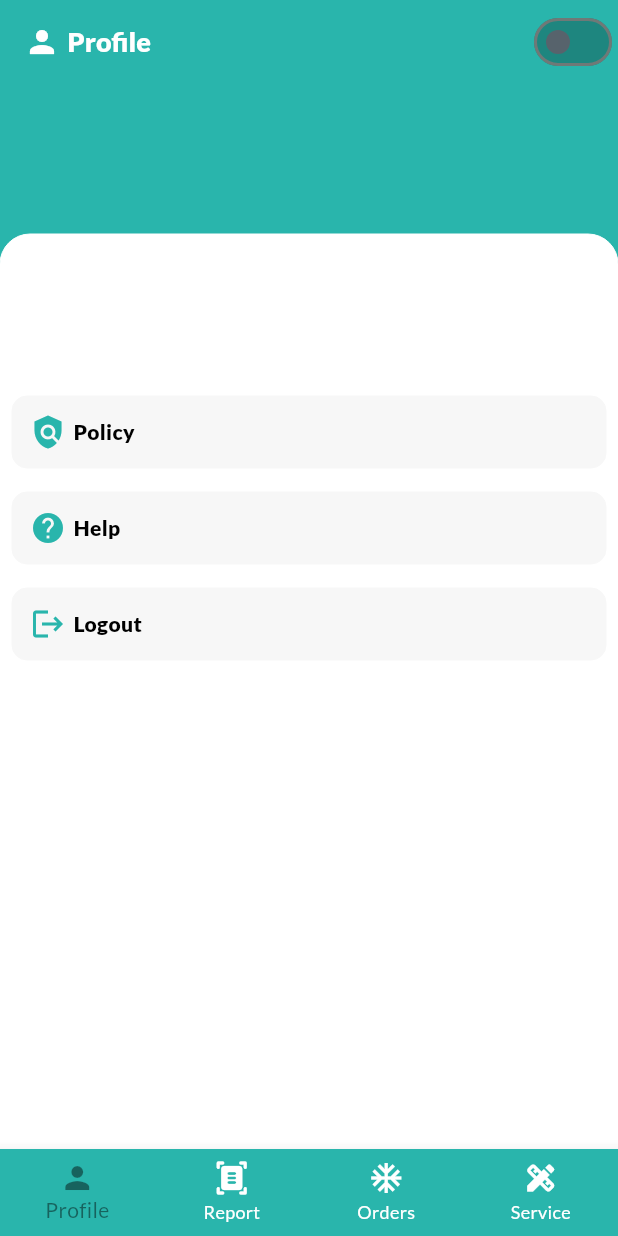
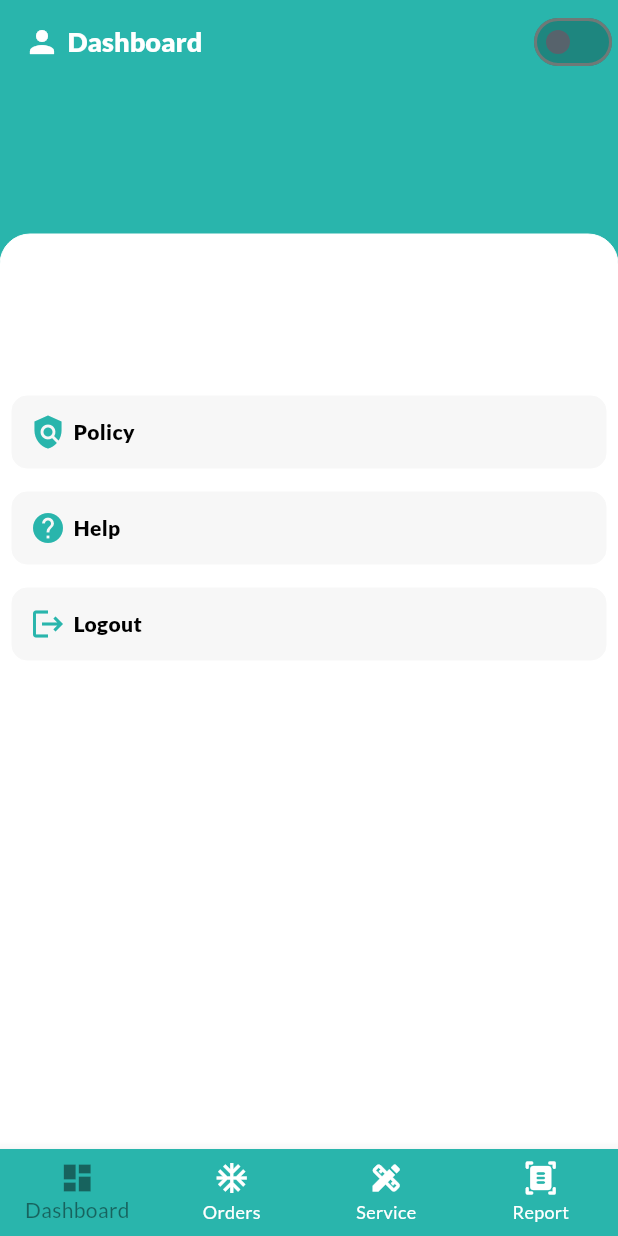
Before and after one commit to microragu/4square-driver, a Flutter app: the DashBoardPage screen opened directly, after a tap on "Policy", on a phone screen of 412 x 824 dp. Run offline on Flutter 3.47's test engine with Material 3 defaults, Android fonts, the phone set to English and light mode, and no system bars; drawn by our look-alikes of loader_overlay; our stand-ins replace audioplayers, auto_size_text, cloud_firestore, dio, firebase_core, firebase_messaging and 12 more; missing offline and left inert: flutter_background_service, google_maps_webservice, json_path; accounts and stored records are empty; network calls fail.

Commit message:
Dashboard Page changed

```diff
--- a/lib/page/dashboard/dashboard_page.dart
+++ b/lib/page/dashboard/dashboard_page.dart
@@ -58,7 +58,7 @@ class _DashBoardPageState extends StateMVC<DashBoardPage> {
 
 
   static List<String> _widetTitle = <String>[
-    "Profile",
+    "Dashboard",
     "Orders Report",
     "Orders",
     "Service"
@@ -521,12 +521,8 @@ class _DashBoardPageState extends StateMVC<DashBoardPage> {
         selectedItemColor: Colors.black45, // Selected icon color
         items: const <BottomNavigationBarItem>[
           BottomNavigationBarItem(
-            icon: Icon(Icons.person),
-            label: 'Profile',
-          ),
-          BottomNavigationBarItem(
-            icon: Icon(Icons.document_scanner_rounded),
-            label: 'Report',
+            icon: Icon(Icons.dashboard),
+            label: 'Dashboard',
           ),
           BottomNavigationBarItem(
             icon: Icon(Icons.ac_unit),
@@ -536,6 +532,10 @@ class _DashBoardPageState extends StateMVC<DashBoardPage> {
             icon: Icon(Icons.design_services),
             label: 'Service',
           ),
+          BottomNavigationBarItem(
+            icon: Icon(Icons.document_scanner_rounded),
+            label: 'Report',
+          ),
         ],
         currentIndex: _selectedIndex,
         onTap: _onItemTapped,
```
